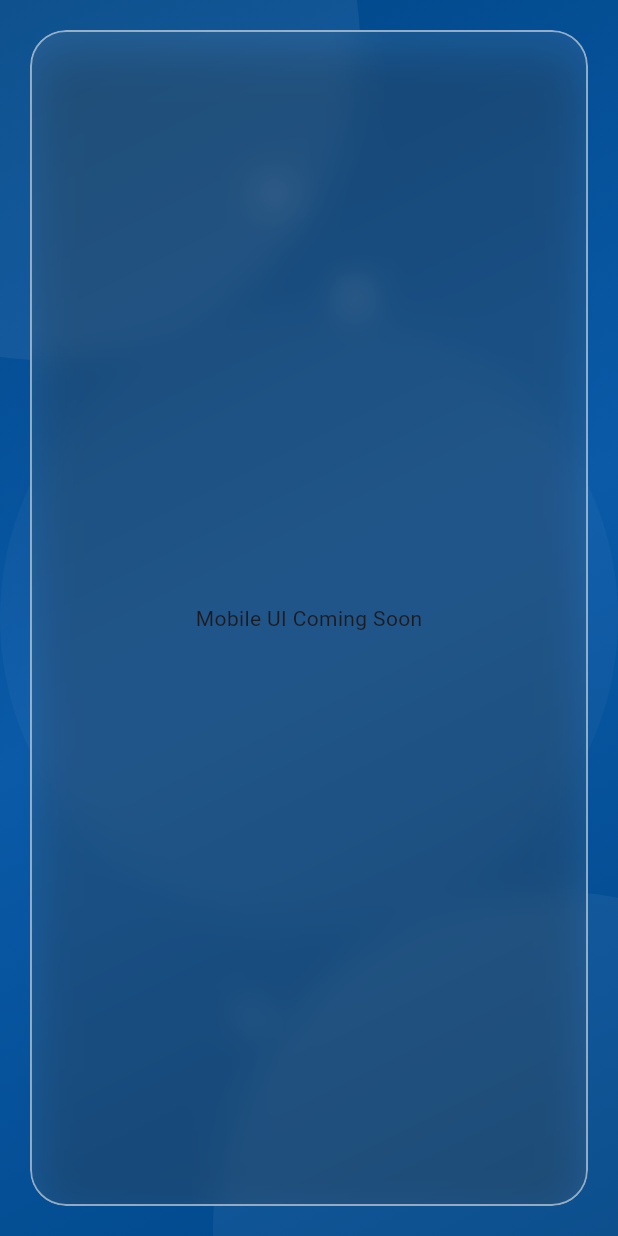
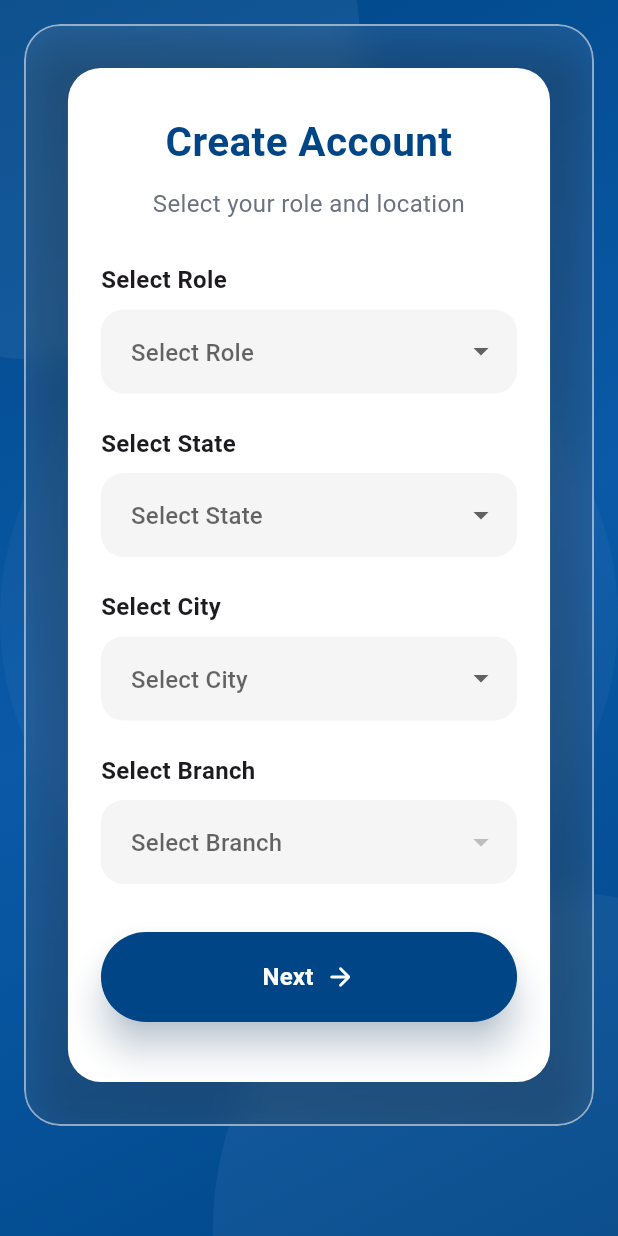
Before and after one commit to janhvighode/DigitalEvidence-EPRA, a Flutter app: the RoleSelectionScreen screen opened directly, on a phone screen of 412 x 824 dp. Run offline on Flutter 3.47's test engine with Material 3 defaults, Android fonts, the phone set to English and light mode, and no system bars.

Commit message:
Update authentication screens and responsive UI

```diff
--- a/frontend/lib/main.dart
+++ b/frontend/lib/main.dart
@@ -16,7 +16,7 @@ class DEPSApp extends StatelessWidget {
       theme: ThemeData(
         useMaterial3: true,
       ),
-      home:  CreateAccountScreen(),
+      home: const CreateAccountScreen(),
     );
   }
 }
--- a/frontend/lib/screens/auth/role_selection_screen.dart
+++ b/frontend/lib/screens/auth/role_selection_screen.dart
@@ -17,7 +17,6 @@ class RoleSelectionScreen extends StatefulWidget {
 }
 
 class _RoleSelectionScreenState extends State<RoleSelectionScreen> {
-
   String? selectedRole;
   String? selectedState;
   String? selectedCity;
@@ -54,76 +53,102 @@ class _RoleSelectionScreenState extends State<RoleSelectionScreen> {
 
   @override
   Widget build(BuildContext context) {
-
     final bool mobile = Responsive.isMobile(context);
 
     return Scaffold(
       body: Stack(
         children: [
-
           const BackgroundDesign(),
 
           SafeArea(
+            child: mobile
+                ? _buildMobileLayout()
+                : _buildDesktopLayout(),
+          ),
+        ],
+      ),
+    );
+  }
+
+  // ================= MOBILE LAYOUT =================
+
+  Widget _buildMobileLayout() {
+    return SingleChildScrollView(
+      padding: const EdgeInsets.all(16),
       child: Center(
-              child: Padding(
+        child: GlassCard(
+          child: buildRightPanel(isMobile: true),
+        ),
+      ),
+    );
+  }
+
+  // ================= DESKTOP / CHROME LAYOUT =================
+
+  Widget _buildDesktopLayout() {
+    return LayoutBuilder(
+      builder: (context, constraints) {
+        return SingleChildScrollView(
           padding: Responsive.pagePadding(context),
-                child: SizedBox(
-                  width: Responsive.cardWidth(context),
-
+          child: Center(
+            child: ConstrainedBox(
+              constraints: BoxConstraints(
+                maxWidth: Responsive.cardWidth(context),
+                minHeight: 650,
+              ),
               child: GlassCard(
-                    child: mobile
-
-                        ? const Center(
-                            child: Text(
-                              "Mobile UI Coming Soon",
+                child: IntrinsicHeight(
+                  child: Row(
+                    crossAxisAlignment: CrossAxisAlignment.stretch,
+                    children: [
+                      const Expanded(
+                        flex: 3,
+                        child: LeftPanel(),
                       ),
-                          )
-
-                        : Row(
-                            children: [
-
-                              const LeftPanel(),
-
                       Expanded(
                         flex: 2,
-                                child: buildRightPanel(),
+                        child: buildRightPanel(isMobile: false),
                       ),
-
                     ],
                   ),
                 ),
               ),
             ),
           ),
-          ),
-
-        ],
-      ),
+        );
+      },
     );
   }
-Widget buildRightPanel() {
+
+  // ================= RIGHT PANEL =================
+
+  Widget buildRightPanel({required bool isMobile}) {
     return Container(
-    decoration: const BoxDecoration(
+      width: double.infinity,
+      decoration: BoxDecoration(
         color: Colors.white,
-      borderRadius: BorderRadius.only(
+        borderRadius: isMobile
+            ? BorderRadius.circular(22)
+            : const BorderRadius.only(
                 topRight: Radius.circular(28),
                 bottomRight: Radius.circular(28),
               ),
       ),
-    padding: const EdgeInsets.symmetric(
-      horizontal: 40,
-      vertical: 35,
+      padding: EdgeInsets.symmetric(
+        horizontal: isMobile ? 22 : 40,
+        vertical: isMobile ? 30 : 35,
       ),
       child: SingleChildScrollView(
         child: Column(
+          mainAxisSize: MainAxisSize.min,
           crossAxisAlignment: CrossAxisAlignment.start,
           children: [
-
-          const Center(
+            Center(
               child: Text(
                 "Create Account",
+                textAlign: TextAlign.center,
                 style: TextStyle(
-                fontSize: 32,
+                  fontSize: isMobile ? 27 : 32,
                   fontWeight: FontWeight.bold,
                   color: AppColors.primary,
                 ),
@@ -135,6 +160,7 @@ Widget buildRightPanel() {
             const Center(
               child: Text(
                 "Select your role and location",
+                textAlign: TextAlign.center,
                 style: TextStyle(
                   color: AppColors.grey,
                   fontSize: 16,
@@ -142,81 +168,83 @@ Widget buildRightPanel() {
               ),
             ),
 
-          const SizedBox(height: 35),
+            SizedBox(height: isMobile ? 28 : 35),
 
-          const Text(
-            "Select Role",
-            style: TextStyle(
-              fontWeight: FontWeight.w600,
-              fontSize: 16,
-            ),
-          ),
+            // ROLE
+            _buildLabel("Select Role"),
 
             const SizedBox(height: 8),
 
             buildRoleDropdown(),
 
-          const SizedBox(height: 25),
+            const SizedBox(height: 22),
 
-          const Text(
-            "Select State",
-            style: TextStyle(
-              fontWeight: FontWeight.w600,
-              fontSize: 16,
-            ),
-          ),
+            // STATE
+            _buildLabel("Select State"),
 
             const SizedBox(height: 8),
 
             buildStateDropdown(),
 
-          const SizedBox(height: 25),
+            const SizedBox(height: 22),
 
-          const Text(
-            "Select City",
-            style: TextStyle(
-              fontWeight: FontWeight.w600,
-              fontSize: 16,
-            ),
-          ),
+            // CITY
+            _buildLabel("Select City"),
 
             const SizedBox(height: 8),
 
             buildCityDropdown(),
 
-const SizedBox(height: 25),
+            const SizedBox(height: 22),
 
-const Text(
-  "Select Branch",
-  style: TextStyle(
-    fontWeight: FontWeight.w600,
-    fontSize: 16,
-  ),
-),
+            // BRANCH
+            _buildLabel("Select Branch"),
 
             const SizedBox(height: 8),
 
             buildBranchDropdown(),
 
-          const SizedBox(height: 40),
+            const SizedBox(height: 32),
 
+            // NEXT BUTTON
             GlowButton(
               title: "Next",
               onPressed: onNextPressed,
             ),
+
+            const SizedBox(height: 10),
           ],
         ),
       ),
     );
   }
+
+  // ================= LABEL =================
+
+  Widget _buildLabel(String text) {
+    return Text(
+      text,
+      style: const TextStyle(
+        fontWeight: FontWeight.w600,
+        fontSize: 16,
+      ),
+    );
+  }
+
+  // ================= ROLE DROPDOWN =================
+
   Widget buildRoleDropdown() {
     return DropdownButtonFormField<String>(
       value: selectedRole,
+      isExpanded: true,
       decoration: _inputDecoration("Select Role"),
       items: roles.map((role) {
-      return DropdownMenuItem(
+        return DropdownMenuItem<String>(
           value: role,
-        child: Text(role),
+          child: Text(
+            role,
+            overflow: TextOverflow.ellipsis,
+          ),
         );
       }).toList(),
       onChanged: (value) {
@@ -227,14 +255,20 @@ Widget buildRoleDropdown() {
     );
   }
 
+  // ================= STATE DROPDOWN =================
+
   Widget buildStateDropdown() {
     return DropdownButtonFormField<String>(
       value: selectedState,
+      isExpanded: true,
       decoration: _inputDecoration("Select State"),
       items: states.map((state) {
-      return DropdownMenuItem(
+        return DropdownMenuItem<String>(
           value: state,
-        child: Text(state),
+          child: Text(
+            state,
+            overflow: TextOverflow.ellipsis,
+          ),
         );
       }).toList(),
       onChanged: (value) {
@@ -245,35 +279,51 @@ Widget buildStateDropdown() {
     );
   }
 
+  // ================= CITY DROPDOWN =================
+
   Widget buildCityDropdown() {
     return DropdownButtonFormField<String>(
       value: selectedCity,
+      isExpanded: true,
       decoration: _inputDecoration("Select City"),
       items: locations.keys.map((city) {
-      return DropdownMenuItem(
+        return DropdownMenuItem<String>(
           value: city,
-        child: Text(city),
+          child: Text(
+            city,
+            overflow: TextOverflow.ellipsis,
+          ),
         );
       }).toList(),
       onChanged: (value) {
         setState(() {
           selectedCity = value;
+
+          // Reset branch when city changes
           selectedLocation = null;
         });
       },
     );
   }
 
+  // ================= BRANCH DROPDOWN =================
+
   Widget buildBranchDropdown() {
+    final List<String> branches = selectedCity == null
+        ? <String>[]
+        : locations[selectedCity] ?? <String>[];
+
     return DropdownButtonFormField<String>(
       value: selectedLocation,
+      isExpanded: true,
       decoration: _inputDecoration("Select Branch"),
-    items: selectedCity == null
-        ? []
-        : locations[selectedCity]!.map((branch) {
-            return DropdownMenuItem(
+      items: branches.map((branch) {
+        return DropdownMenuItem<String>(
           value: branch,
-              child: Text(branch),
+          child: Text(
+            branch,
+            overflow: TextOverflow.ellipsis,
+          ),
         );
       }).toList(),
       onChanged: selectedCity == null
@@ -286,17 +336,37 @@ Widget buildBranchDropdown() {
     );
   }
 
+  // ================= INPUT DESIGN =================
+
   InputDecoration _inputDecoration(String hint) {
     return InputDecoration(
       hintText: hint,
       filled: true,
       fillColor: Colors.grey.shade100,
+      contentPadding: const EdgeInsets.symmetric(
+        horizontal: 16,
+        vertical: 16,
+      ),
       border: OutlineInputBorder(
         borderRadius: BorderRadius.circular(15),
         borderSide: BorderSide.none,
       ),
+      enabledBorder: OutlineInputBorder(
+        borderRadius: BorderRadius.circular(15),
+        borderSide: BorderSide.none,
+      ),
+      focusedBorder: OutlineInputBorder(
+        borderRadius: BorderRadius.circular(15),
+        borderSide: const BorderSide(
+          color: AppColors.primary,
+          width: 1.5,
+        ),
+      ),
     );
   }
+
+  // ================= NEXT BUTTON =================
+
   void onNextPressed() {
     if (selectedRole == null ||
         selectedState == null ||
@@ -307,6 +377,7 @@ void onNextPressed() {
           content: Text("Please fill all the fields"),
         ),
       );
+
       return;
     }
 
@@ -317,6 +388,4 @@ void onNextPressed() {
       ),
     );
   }
-
-
 }
--- a/frontend/lib/widgets/glow_button.dart
+++ b/frontend/lib/widgets/glow_button.dart
@@ -22,23 +22,37 @@ class GlowButton extends StatelessWidget {
           backgroundColor: AppColors.primary,
           foregroundColor: Colors.white,
           elevation: 10,
-          shadowColor: AppColors.primary.withOpacity(0.5),
+          shadowColor: AppColors.primary.withValues(alpha: 0.5),
+          padding: const EdgeInsets.symmetric(
+            horizontal: 16,
+          ),
           shape: RoundedRectangleBorder(
             borderRadius: BorderRadius.circular(40),
           ),
         ),
         child: Row(
           mainAxisAlignment: MainAxisAlignment.center,
+          mainAxisSize: MainAxisSize.min,
           children: [
-            Text(
-              title,
-              style: const TextStyle(
-                fontSize: 18,
-                fontWeight: FontWeight.bold,
+            Flexible(
+              child: Text(
+                title,
+                maxLines: 1,
+                overflow: TextOverflow.ellipsis,
+                textAlign: TextAlign.center,
+                style: const TextStyle(
+                  fontSize: 16,
+                  fontWeight: FontWeight.bold,
+                ),
               ),
             ),
+
             const SizedBox(width: 8),
-            const Icon(Icons.arrow_forward_rounded),
+
+            const Icon(
+              Icons.arrow_forward_rounded,
+              size: 20,
+            ),
           ],
         ),
       ),
--- a/frontend/lib/widgets/right_panel.dart
+++ b/frontend/lib/widgets/right_panel.dart
@@ -8,9 +8,7 @@ class RightPanel extends StatelessWidget {
 
   @override
   Widget build(BuildContext context) {
-    return Expanded(
-      flex: 2,
-      child: Container(
+    return Container(
       decoration: const BoxDecoration(
         color: Colors.white,
         borderRadius: BorderRadius.only(
@@ -25,7 +23,6 @@ class RightPanel extends StatelessWidget {
       child: Column(
         mainAxisAlignment: MainAxisAlignment.center,
         children: [
-
           Container(
             height: 110,
             width: 110,
@@ -88,7 +85,6 @@ class RightPanel extends StatelessWidget {
           ),
         ],
       ),
-      ),
     );
   }
 }
```
Also changed, not shown: frontend/lib/screens/auth/change_password_screen.dart (+6 -8 lines), frontend/lib/screens/auth/create_account_screen.dart (+16 -13 lines), frontend/lib/screens/auth/login_screen.dart (+6 -3 lines), frontend/lib/screens/auth/registration_screen.dart (+73 -16 lines), frontend/lib/screens/auth/registration_success_screen.dart (+6 -4 lines), frontend/lib/utils/api_constants.dart (+5 -2 lines), frontend/lib/widgets/left_panel.dart (+40 -28 lines). Lines whose indentation alone changed are shown as unchanged.
